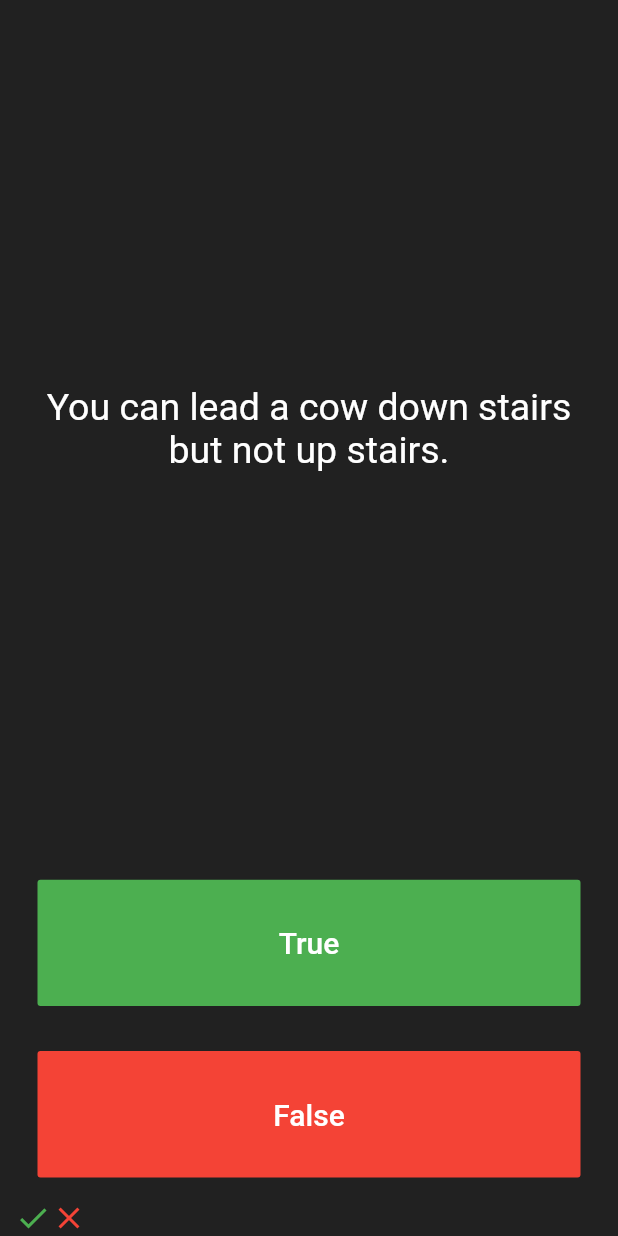
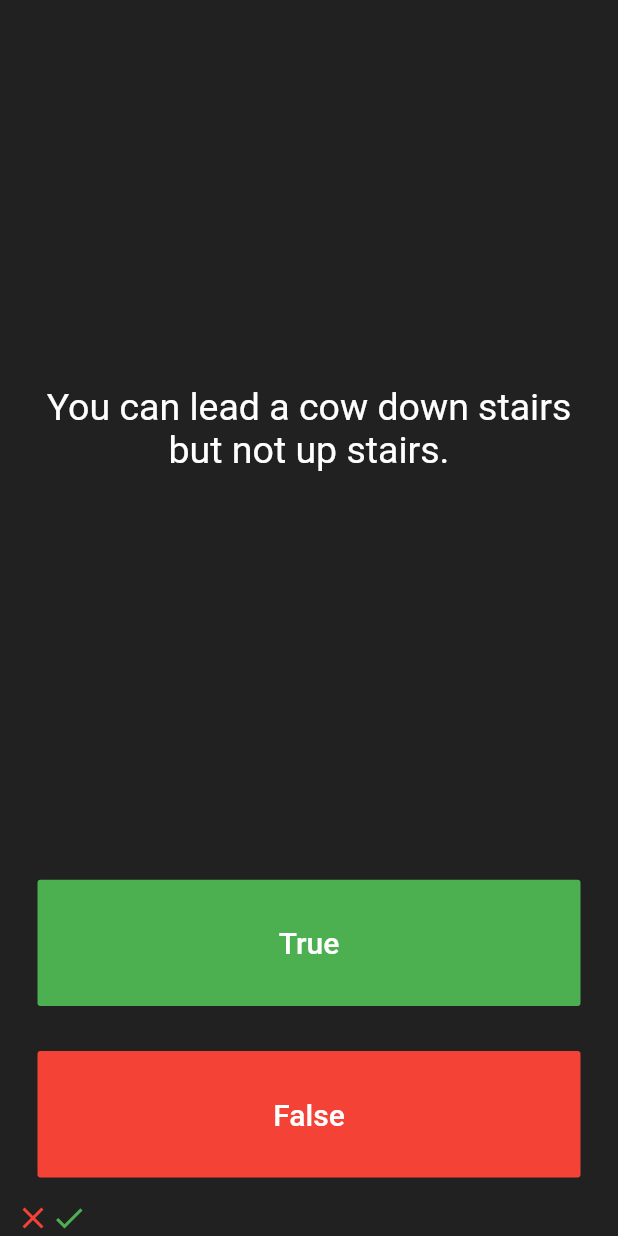
Before and after one commit to Mr-Perfectuz/quizzler, a Flutter app: the screen it shows after launch, after a tap on "True", after a tap on "False", on a phone screen of 412 x 824 dp. Run offline on Flutter 3.47's test engine with Material 2 defaults, Android fonts, the phone set to English and light mode, and no system bars.

```diff
--- a/lib/main.dart
+++ b/lib/main.dart
@@ -83,12 +83,23 @@ class _QuizPageState extends State<QuizPage> {
                 }
                 setState(() {
                   QuestionNumer++;
+                  if (correctanswer == true) {
+                    print('User got it right');
                     ScoreKeeper.add(
                       Icon(
                         Icons.check,
                         color: Colors.green,
                       ),
                     );
+                  } else {
+                    print('User got it wrong ');
+                    ScoreKeeper.add(
+                      Icon(
+                        Icons.close,
+                        color: Colors.red,
+                      ),
+                    );
+                  }
                 });
                 print(QuestionNumer);
                 //The user picked true.
@@ -111,7 +122,7 @@ class _QuizPageState extends State<QuizPage> {
               onPressed: () {
                 bool correctanswer =
                     questionBank[QuestionNumer].questionAnswers;
-                if (correctanswer == false) {
+                if (correctanswer == true) {
                   print('User got it right');
                 } else {
                   print('User got it wrong ');
@@ -119,12 +130,23 @@ class _QuizPageState extends State<QuizPage> {
                 setState(
                   () {
                     QuestionNumer++;
+                    if (correctanswer == true) {
+                      print('User got it right');
+                      ScoreKeeper.add(
+                        Icon(
+                          Icons.check,
+                          color: Colors.green,
+                        ),
+                      );
+                    } else {
+                      print('User got it wrong ');
                       ScoreKeeper.add(
                         Icon(
                           Icons.close,
                           color: Colors.red,
                         ),
                       );
+                    }
                   },
                 );
 
```
Lines whose indentation alone changed are shown as unchanged.
